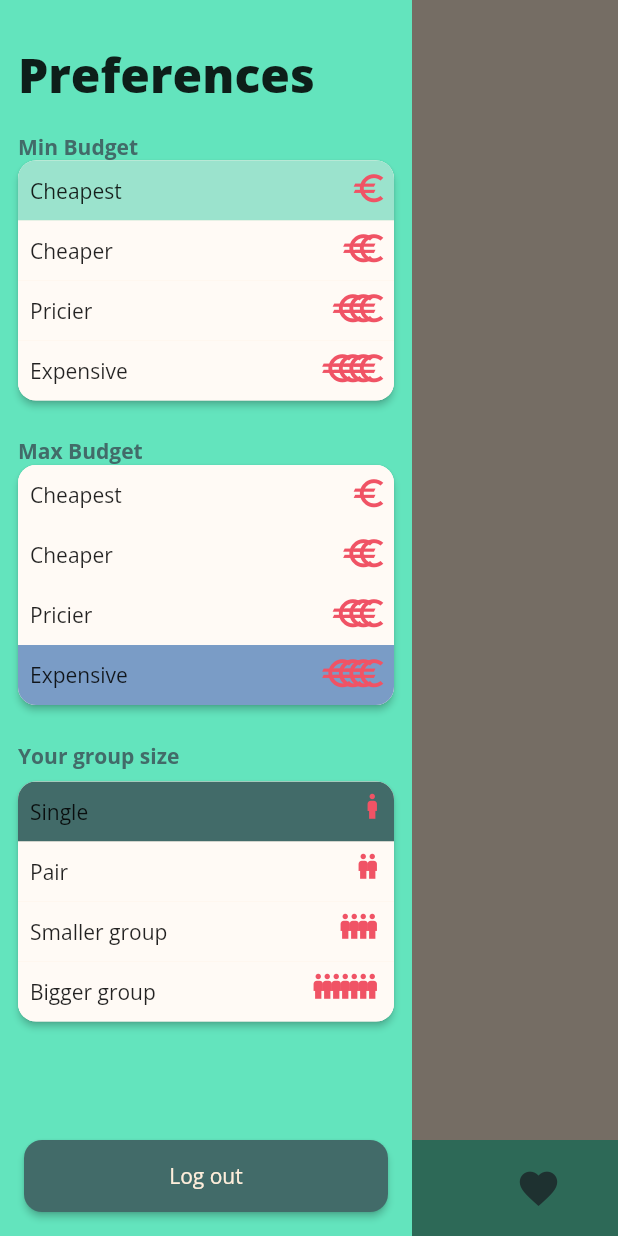
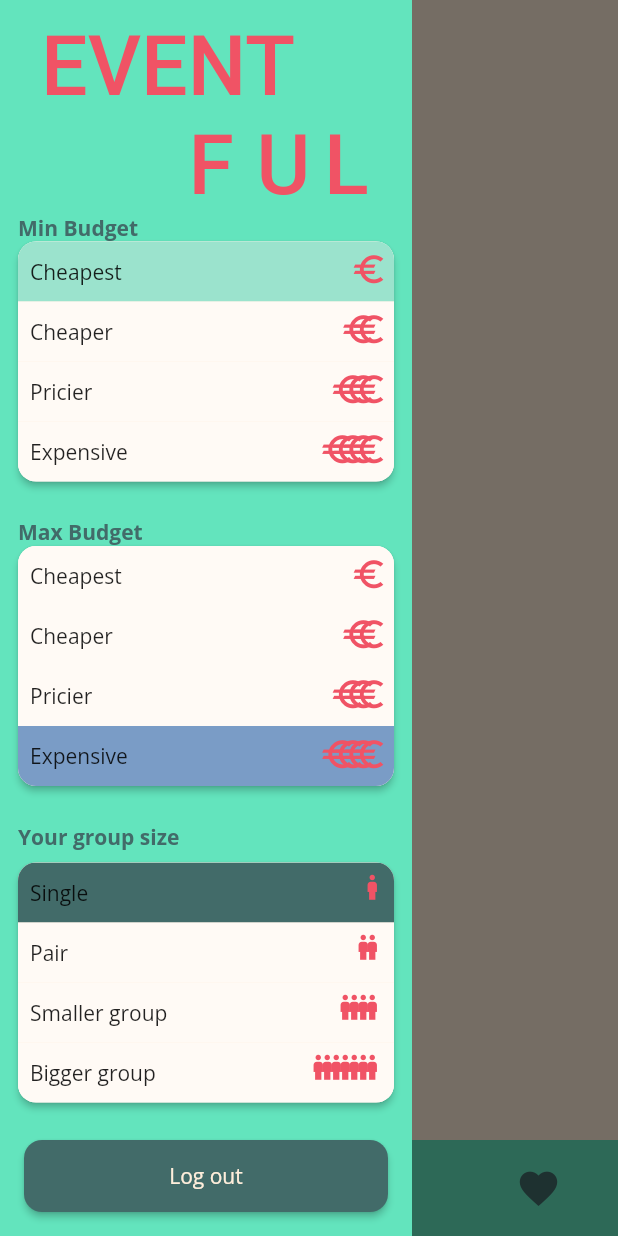
Before and after one commit to mtizim/bhl2022, a Flutter app: the CardView screen opened directly, with the side drawer open, on a phone screen of 412 x 824 dp. Run offline on Flutter 3.47's test engine with Material 2 defaults, Android fonts, the phone set to English and light mode, and no system bars; our stand-ins replace cached_network_image, flutter_bloc, flutter_hooks, flutter_secure_storage, freezed_annotation, google_fonts; missing offline and left inert: swipable_stack; accounts and stored records are empty; Roboto replaces fonts that are missing (Monoton).

Commit message:
Logo polish

```diff
--- a/app/lib/features/branding/applogo.dart
+++ b/app/lib/features/branding/applogo.dart
@@ -8,7 +8,7 @@ class AppLogo extends StatelessWidget {
   @override
   Widget build(BuildContext context) {
     return SizedBox(
-      height: 200,
+      height: 189,
       width: 320,
       child: Stack(
         fit: StackFit.expand,
@@ -41,7 +41,7 @@ class AppLogo extends StatelessWidget {
           Align(
             alignment: Alignment.bottomRight,
             child: Padding(
-              padding: const EdgeInsets.only(right: 60),
+              padding: const EdgeInsets.only(right: 58.75),
               child: Text(
                 "U",
                 style: GoogleFonts.monoton().copyWith(
@@ -55,7 +55,7 @@ class AppLogo extends StatelessWidget {
           Align(
             alignment: Alignment.bottomRight,
             child: Padding(
-              padding: const EdgeInsets.only(right: 133),
+              padding: const EdgeInsets.only(right: 133.25),
               child: Text(
                 "F",
                 style: GoogleFonts.monoton().copyWith(
@@ -71,3 +71,73 @@ class AppLogo extends StatelessWidget {
     );
   }
 }
+
+class AppLogoSidebar extends StatelessWidget {
+  const AppLogoSidebar({Key? key}) : super(key: key);
+
+  @override
+  Widget build(BuildContext context) {
+    return SizedBox(
+      height: 130,
+      width: 220,
+      child: Stack(
+        fit: StackFit.expand,
+        children: [
+          Align(
+            alignment: Alignment.topLeft,
+            child: Text(
+              C.appNameF,
+              style: GoogleFonts.monoton().copyWith(
+                fontSize: 55,
+                fontWeight: FontWeight.w500,
+                color: C.tertiary,
+              ),
+            ),
+          ),
+          Align(
+            alignment: Alignment.bottomRight,
+            child: Padding(
+              padding: const EdgeInsets.only(right: 1.5),
+              child: Text(
+                "L",
+                style: GoogleFonts.monoton().copyWith(
+                  fontSize: 55,
+                  fontWeight: FontWeight.w500,
+                  color: C.tertiary,
+                ),
+              ),
+            ),
+          ),
+          Align(
+            alignment: Alignment.bottomRight,
+            child: Padding(
+              padding: const EdgeInsets.only(right: 40.5),
+              child: Text(
+                "U",
+                style: GoogleFonts.monoton().copyWith(
+                  fontSize: 55,
+                  fontWeight: FontWeight.w500,
+                  color: C.tertiary,
+                ),
+              ),
+            ),
+          ),
+          Align(
+            alignment: Alignment.bottomRight,
+            child: Padding(
+              padding: const EdgeInsets.only(right: 91.5),
+              child: Text(
+                "F",
+                style: GoogleFonts.monoton().copyWith(
+                  fontSize: 55,
+                  fontWeight: FontWeight.w500,
+                  color: C.tertiary,
+                ),
+              ),
+            ),
+          ),
+        ],
+      ),
+    );
+  }
+}
--- a/app/lib/features/card_view/cardmanager.dart
+++ b/app/lib/features/card_view/cardmanager.dart
@@ -143,8 +143,8 @@ class CardManager extends Cubit<CardManagerState> {
         "Authorization": "Bearer $token",
       },
     );
+    inspect(response);
 
-    inspect(response);
     if (response.statusCode == 401) {
       authman.logout();
     }
--- a/app/lib/features/filters/sidebar.dart
+++ b/app/lib/features/filters/sidebar.dart
@@ -1,3 +1,4 @@
+import 'package:app/features/branding/applogo.dart';
 import 'package:app/features/filters/sidebarmanager.dart';
 import 'package:app/features/login/authorization_manager.dart';
 import 'package:app/helpers/consts.dart';
@@ -26,18 +27,7 @@ class Sidebar extends StatelessWidget {
                             child: Column(
                               crossAxisAlignment: CrossAxisAlignment.start,
                               children: [
-                                const SizedBox(
-                                  height: 16,
-                                ),
-                                const Text(
-                                  "Preferences",
-                                  style: TextStyle(
-                                      fontWeight: FontWeight.w900,
-                                      fontSize: 32),
-                                ),
-                                const SizedBox(
-                                  height: 16,
-                                ),
+                                const Center(child: AppLogoSidebar()),
                                 Text(
                                   "Min Budget",
                                   style: TextStyle(
--- a/app/lib/helpers/consts.dart
+++ b/app/lib/helpers/consts.dart
@@ -2,8 +2,8 @@ import 'package:flutter/widgets.dart';
 
 class C {
   static Color primary = const Color.fromARGB(255, 99, 228, 189);
-  static Color primaryDarker = Color.fromARGB(255, 57, 210, 164);
-  static Color primaryLighter = Color.fromARGB(255, 155, 227, 205);
+  static Color primaryDarker = const Color.fromARGB(255, 57, 210, 164);
+  static Color primaryLighter = const Color.fromARGB(255, 155, 227, 205);
   static Color secondaryDarker = const Color.fromARGB(255, 255, 232, 206);
   static Color secondary = const Color(0xFFFFEEDB);
   static Color secondaryLight = const Color.fromARGB(255, 255, 246, 235);
```
Also changed, not shown: app/lib/features/card_view/card.dart (+23 -0 lines), app/lib/features/login/login_manager.dart (+12 -10 lines), app/lib/features/login/register_form.dart (+18 -9 lines), app/lib/main_view.dart (+9 -12 lines), app/lib/features/login/login_manager.freezed.dart.
